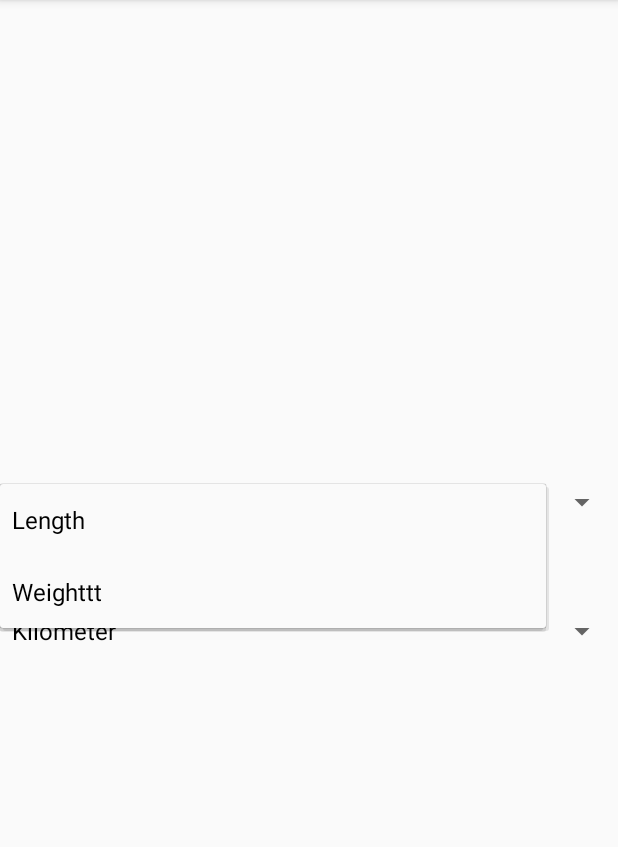
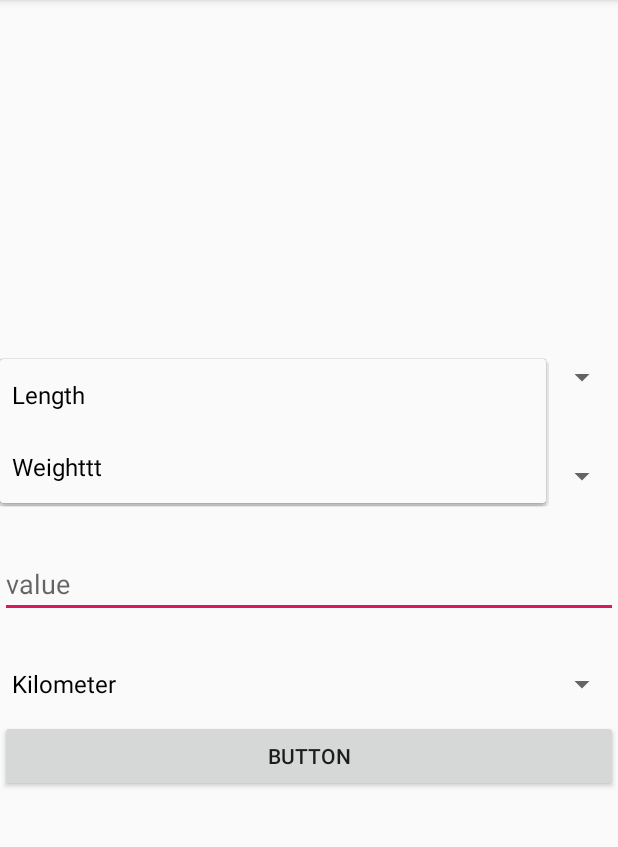
Before and after one commit to dilliwal11/CS-541-UnitConv-A1, an Android app: the screen it shows after launch (UnitConverter), after a tap on "Length", on a phone screen of 412 x 824 dp, the part 84-931 px from its top. Run offline under Robolectric (Android 15) with nearby library versions, the phone set to English and light mode, and no system bars.

Commit message:
commit 2.2

```diff
--- a/app/src/main/java/com/example/unitconversionaug30/UnitConverter.java
+++ b/app/src/main/java/com/example/unitconversionaug30/UnitConverter.java
@@ -7,6 +7,8 @@ import android.util.Log;
 import android.view.View;
 import android.widget.AdapterView;
 import android.widget.ArrayAdapter;
+import android.widget.Button;
+import android.widget.EditText;
 import android.widget.Spinner;
 import android.widget.Toast;
 
@@ -17,7 +19,9 @@ public class UnitConverter extends AppCompatActivity implements AdapterView.OnIt
 
 
     Spinner spinnerList;
-    Spinner spinnerUnits;
+    Spinner spinnerUnits, spinnerSecondUnits;
+    EditText editTextValue;
+    Button button;
     List<String> paths = new ArrayList<String>();
     List<String> units = new ArrayList<String>();
     String state[] = null;
@@ -32,6 +36,9 @@ public class UnitConverter extends AppCompatActivity implements AdapterView.OnIt
         spinnerList = (Spinner) findViewById(R.id.spinnerListMeasurement);
         spinnerList.setOnItemSelectedListener(this);
        spinnerUnits =  findViewById(R.id.spinnerListUnits);
+       spinnerSecondUnits = findViewById(R.id.spinnerSecondUnit);
+       editTextValue = findViewById(R.id.editText);
+       button = findViewById(R.id.button);
         //
 
 
@@ -66,6 +73,7 @@ public class UnitConverter extends AppCompatActivity implements AdapterView.OnIt
         ArrayAdapter <String> arrayAdapter = new ArrayAdapter<String>(UnitConverter.this,R.layout.support_simple_spinner_dropdown_item, state);
 
        spinnerUnits.setAdapter(arrayAdapter);
+       spinnerSecondUnits.setAdapter(arrayAdapter);
 
 
 
@@ -78,4 +86,25 @@ public class UnitConverter extends AppCompatActivity implements AdapterView.OnIt
 
 
     }
+
+    public void convert(View view) {
+
+        int value= 0;
+        String unit1 = spinnerUnits.getSelectedItem().toString();
+        String unit2 = spinnerSecondUnits.getSelectedItem().toString();
+        value = Integer.parseInt(editTextValue.getText().toString());
+        if(unit1.equals("Kilograms") && unit2.equals("Pounds")){
+
+
+
+            Toast.makeText(this,"Value in Pounds is: "+value*2.05,Toast.LENGTH_LONG).show();
+
+
+
+        }
+
+
+
+
+    }
 }
--- a/app/src/main/res/layout/activity_unit_converter.xml
+++ b/app/src/main/res/layout/activity_unit_converter.xml
@@ -15,20 +15,46 @@
         android:id="@+id/spinnerListMeasurement"
         android:layout_width="match_parent"
         android:layout_height="wrap_content"
+        android:entries="@array/Measurements"
         android:prompt="@string/selectMeasurement"
-        android:entries="@array/Measurements"
 
         android:spinnerMode="dropdown"
 
         />
-
     <Spinner
         android:id="@+id/spinnerListUnits"
         android:layout_width="match_parent"
 
         android:layout_height="wrap_content"
-        android:layout_marginTop="50dp"
+        android:layout_marginTop="30dp"
         android:spinnerMode="dropdown"
 
         />
+
+
+    <EditText
+        android:id="@+id/editText"
+        android:layout_width="match_parent"
+        android:layout_height="wrap_content"
+        android:layout_marginTop="25dp"
+        android:ems="10"
+        android:hint="value"
+        android:inputType="number" />
+
+    <Spinner
+        android:id="@+id/spinnerSecondUnit"
+        android:layout_marginTop="20dp"
+        android:layout_width="match_parent"
+        android:layout_height="wrap_content" />
+
+    <Button
+        android:id="@+id/button"
+        android:layout_width="match_parent"
+        android:layout_height="wrap_content"
+        android:text="Button"
+        android:onClick="convert"
+
+        />
+
+
 </LinearLayout>
```
